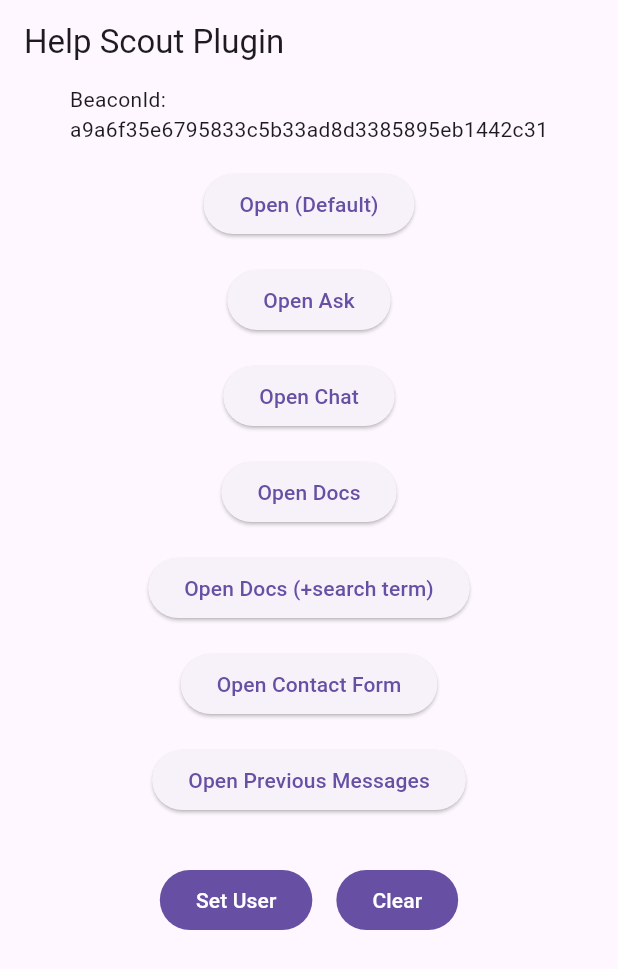
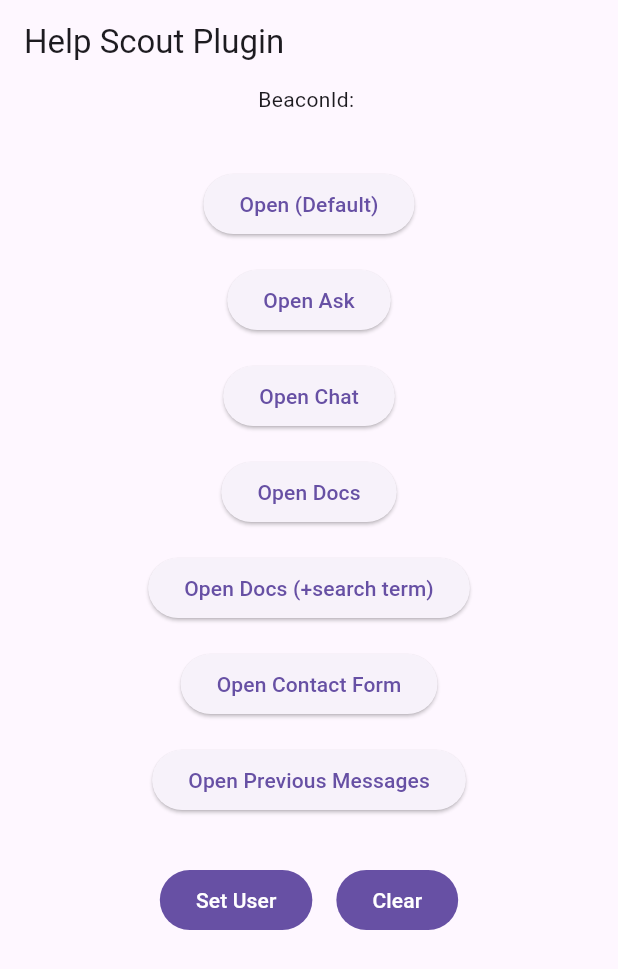
Before and after one commit to coodoo-io/help_scout_beacon, a Flutter app: the screen it shows after launch, on a phone screen of 412 x 824 dp. Shown: the top 969 px of the screen. Run offline on Flutter 3.47's test engine with Material 3 defaults, Android fonts, the phone set to English and light mode, and no system bars; statements that could not run were skipped.

Commit message:
fix crashing

```diff
--- a/example/lib/main.dart
+++ b/example/lib/main.dart
@@ -3,7 +3,7 @@
 import 'package:help_scout_beacon/help_scout_beacon_api.g.dart';
 
 /// YOUR HELPSCOUT BEACON ID
-const String yourBeaconId = "a9a6f35e6795833c5b33ad8d3385895eb1442c31";
+const String yourBeaconId = "";
 
 void main() {
   WidgetsFlutterBinding.ensureInitialized();
```
